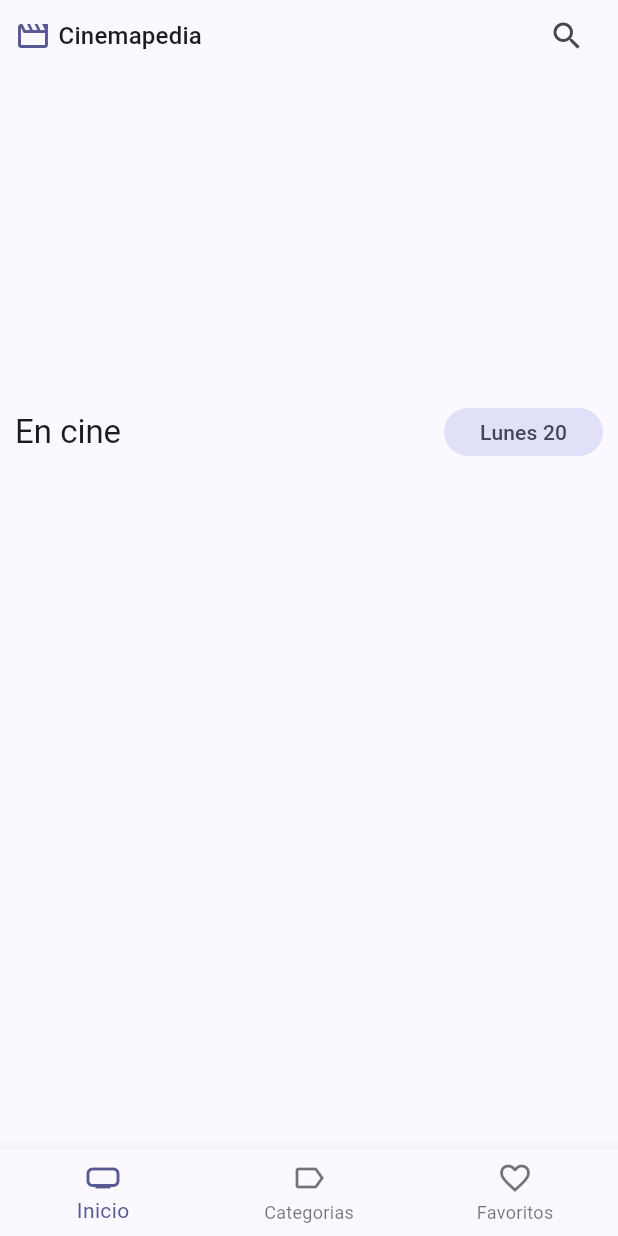
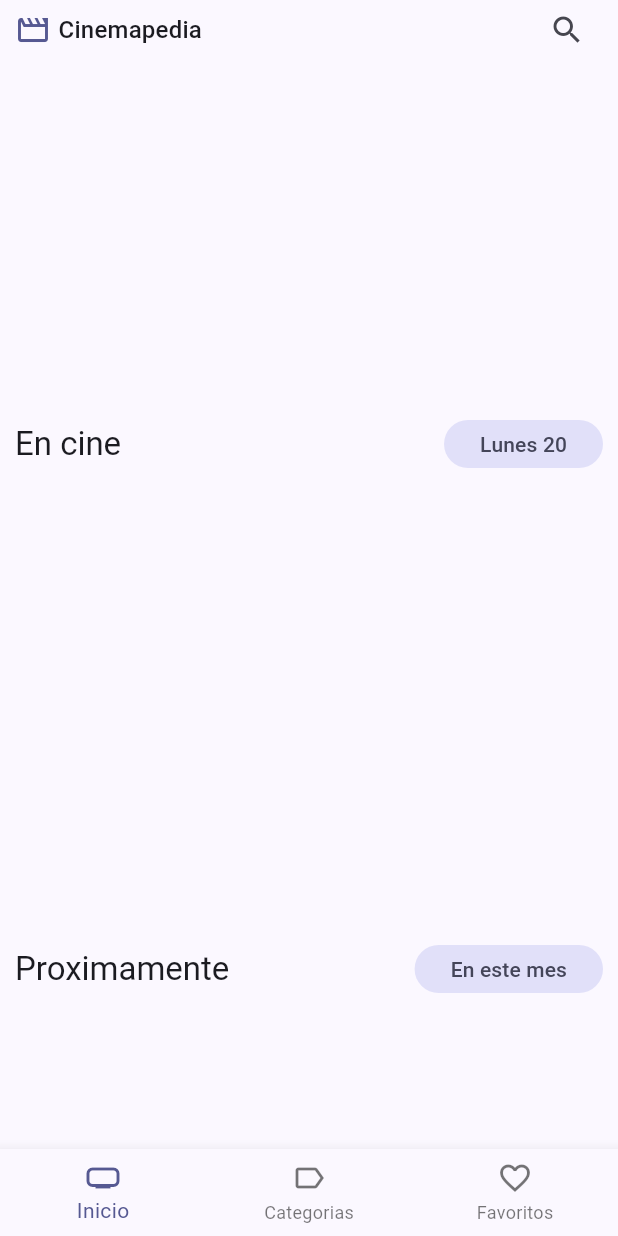
Before and after one commit to ItsBryan09/cinemapedia, a Flutter app: the screen it shows after launch, on a phone screen of 412 x 824 dp. Run offline on Flutter 3.47's test engine with Material 3 defaults, Android fonts, the phone set to English and light mode, and no system bars; drawn by our look-alikes of card_swiper; our stand-ins replace animate_do, dio, flutter_dotenv, flutter_riverpod, go_router; network calls fail.

Commit message:
Slivers agregado

```diff
--- a/lib/presentation/screens/movies/home_screen.dart
+++ b/lib/presentation/screens/movies/home_screen.dart
@@ -36,10 +36,22 @@ class _HomeViewState extends ConsumerState<_HomeView> {
     final nowPlayingMovies = ref.watch(nowPlayingMoviesProvider);
     final slideshowMovies = ref.watch(moviesSlideshowPrivider);
 
+    return CustomScrollView(slivers: [
+      const SliverAppBar(
+        floating: true,
+        flexibleSpace: FlexibleSpaceBar(
+          centerTitle: true,
+          title: CustomAppbar(),
+        ),
+      ),
+      SliverList(
+          delegate: SliverChildBuilderDelegate((context, index) {
         return Column(
           children: [
-        const CustomAppbar(),
+            // const CustomAppbar(),
+
             MoviesSlideshow(movies: slideshowMovies),
+
             MovieHorizontalListview(
               movie: nowPlayingMovies,
               title: 'En cine',
@@ -48,7 +60,36 @@ class _HomeViewState extends ConsumerState<_HomeView> {
                 ref.read(nowPlayingMoviesProvider.notifier).loadNextPage();
               },
             ),
+            MovieHorizontalListview(
+              movie: nowPlayingMovies,
+              title: 'Proximamente',
+              subTitle: 'En este mes',
+              loadNextPage: () {
+                ref.read(nowPlayingMoviesProvider.notifier).loadNextPage();
+              },
+            ),
+            MovieHorizontalListview(
+              movie: nowPlayingMovies,
+              title: 'Populares',
+              //subTitle: 'En este mes',
+              loadNextPage: () {
+                ref.read(nowPlayingMoviesProvider.notifier).loadNextPage();
+              },
+            ),
+            MovieHorizontalListview(
+              movie: nowPlayingMovies,
+              title: 'Mejor calificadas',
+              //subTitle: 'Desde siempre',
+              loadNextPage: () {
+                ref.read(nowPlayingMoviesProvider.notifier).loadNextPage();
+              },
+            ),
+            const SizedBox(
+              height: 20,
+            )
           ],
         );
+      }, childCount: 1))
+    ]);
   }
 }
```
Lines whose indentation alone changed are shown as unchanged.
